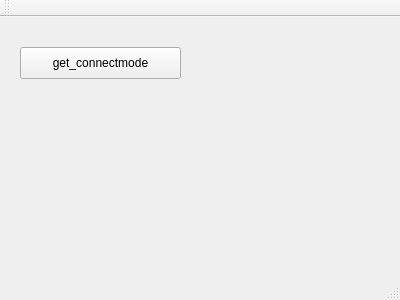
Before: the Qt Designer form mainwindow.ui in azmin8744/QOPC, drawn with Qt 5.
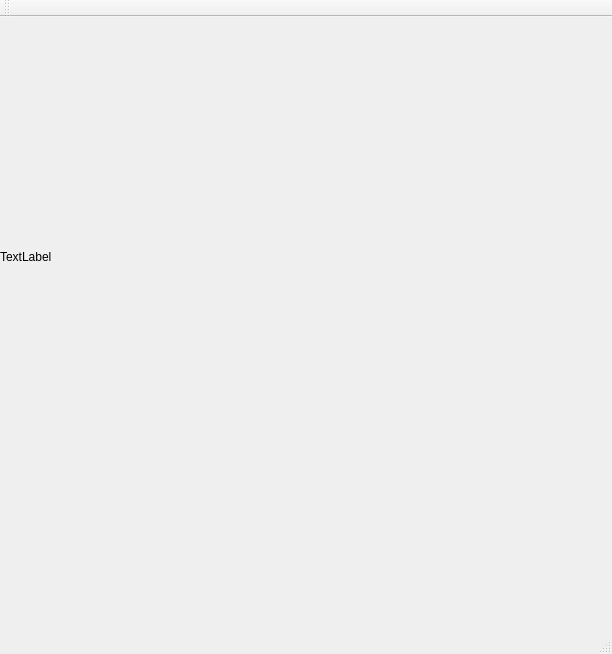
After: the same form once the commit is applied.

The edit to the form file:
```diff
--- a/mainwindow.ui
+++ b/mainwindow.ui
@@ -6,25 +6,25 @@
    <rect>
     <x>0</x>
     <y>0</y>
-    <width>400</width>
-    <height>300</height>
+    <width>612</width>
+    <height>654</height>
    </rect>
   </property>
   <property name="windowTitle">
    <string>MainWindow</string>
   </property>
   <widget class="QWidget" name="centralWidget">
-   <widget class="QPushButton" name="pushButton">
+   <widget class="QLabel" name="liveViewFrame">
     <property name="geometry">
      <rect>
-      <x>20</x>
-      <y>30</y>
-      <width>161</width>
-      <height>32</height>
+      <x>0</x>
+      <y>0</y>
+      <width>600</width>
+      <height>480</height>
      </rect>
     </property>
     <property name="text">
-     <string>get_connectmode</string>
+     <string>TextLabel</string>
     </property>
    </widget>
   </widget>
```
Left out of the diff: 4 changed lines with no effect on the pictures.
